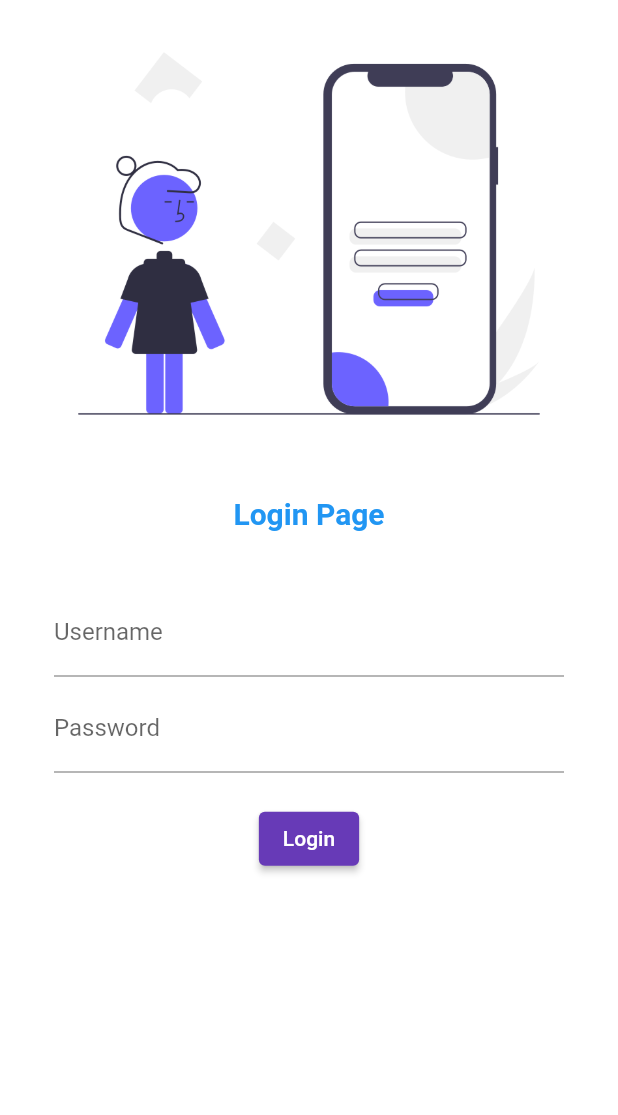
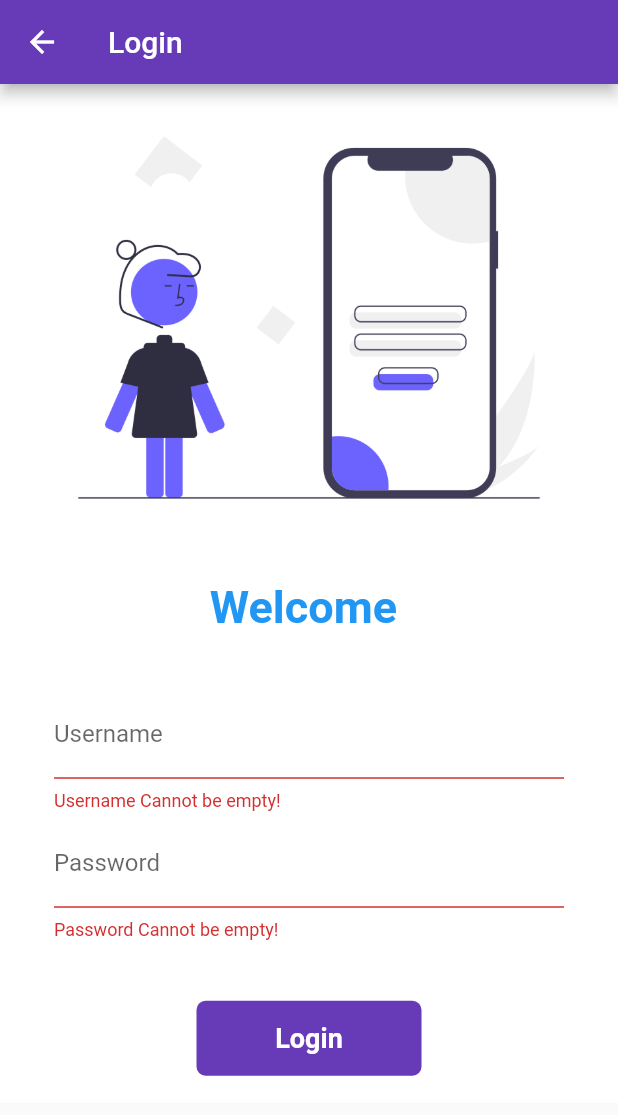
Before and after one commit to azizchauhdhary/Flutter, a Flutter app: the screen it shows after launch, after a tap on "Login", on a phone screen of 412 x 824 dp. Shown: the top 1115 px of the screen. Run offline on Flutter 3.47's test engine with Material 2 defaults, Android fonts, the phone set to English and light mode, and no system bars.

Commit message:
day8 completed

```diff
--- a/lib/main.dart
+++ b/lib/main.dart
@@ -1,6 +1,7 @@
 import 'package:flutter/material.dart';
 // import 'package:google_fonts/google_fonts.dart';
 import 'package:flutter_application_1/pages/login_page.dart';
+import 'package:flutter_application_1/utils/routes.dart';
 import 'pages/home_page.dart';
 
 void main() {
@@ -15,6 +16,10 @@ class MyApp extends StatelessWidget {
     bringVegitable(envelope: true, rupees: 50);
     return MaterialApp(
       // home: HomePage(),
+
+      // remove debug banner
+      debugShowCheckedModeBanner: false,
+
       themeMode: ThemeMode.light,
       theme: ThemeData(
         primarySwatch: Colors.deepPurple,
@@ -24,11 +29,11 @@ class MyApp extends StatelessWidget {
         brightness: Brightness.dark,
         // primarySwatch: Colors.deepPurple,
       ),
-      initialRoute: "/login",
+      initialRoute: MyRoutes.loginRoute,
       routes: {
         "/": (context) => LoginPage(),
-        "/login": (context) => LoginPage(),
-        "/home": (context) => HomePage(),
+        MyRoutes.loginRoute: (context) => LoginPage(),
+        MyRoutes.homeRoute: (context) => HomePage(),
       },
     );
   }
--- a/lib/pages/login_page.dart
+++ b/lib/pages/login_page.dart
@@ -1,28 +1,56 @@
 import 'dart:developer';
 
 import 'package:flutter/material.dart';
+import 'package:flutter_application_1/utils/routes.dart';
 
-class LoginPage extends StatelessWidget {
+class LoginPage extends StatefulWidget {
   const LoginPage({Key? key}) : super(key: key);
 
   @override
+  State<LoginPage> createState() => _LoginPageState();
+}
+
+class _LoginPageState extends State<LoginPage> {
+  String name = "";
+  bool changeButton = false;
+  final _formKey = GlobalKey<FormState>();
+  moveToHome(BuildContext context) async {
+    if (_formKey.currentState!.validate()) {
+      setState(() {
+        changeButton = true;
+      });
+      await Future.delayed(Duration(seconds: 1));
+      await Navigator.pushNamed(context, MyRoutes.homeRoute);
+      setState(() {
+        changeButton = false;
+      });
+    }
+  }
+
+  @override
   Widget build(BuildContext context) {
-    return Material(
+    return Scaffold(
+      appBar: AppBar(
+        title: const Text("Login"),
+      ),
+      body: Material(
         color: Colors.white,
+        child: SingleChildScrollView(
           child: Column(
             children: [
               Image.asset(
                 "assets/images/loginMob.png",
                 fit: BoxFit.cover,
+                // height: 200,
               ),
               const SizedBox(
                 height: 20.0,
                 // child: Text("Test"),
               ),
-          const Text(
-            "Login Page",
-            style: TextStyle(
-              fontSize: 20,
+              Text(
+                "Welcome $name",
+                style: const TextStyle(
+                  fontSize: 30,
                   color: Colors.blue,
                   fontWeight: FontWeight.bold,
                 ),
@@ -33,7 +61,10 @@ class LoginPage extends StatelessWidget {
                 // child: Text("Test"),
               ),
               Padding(
-            padding: const EdgeInsets.symmetric(vertical: 18, horizontal: 36),
+                padding:
+                    const EdgeInsets.symmetric(vertical: 18, horizontal: 36),
+                child: Form(
+                  key: _formKey,
                   child: Column(
                     children: [
                       TextFormField(
@@ -41,6 +72,16 @@ class LoginPage extends StatelessWidget {
                           hintText: "Enter User Name",
                           labelText: "Username",
                         ),
+                        onChanged: (value) {
+                          name = value;
+                          setState(() {});
+                        },
+                        validator: (value) {
+                          if (value!.isEmpty) {
+                            return "Username Cannot be empty!";
+                          }
+                          return null;
+                        },
                       ),
                       const SizedBox(
                         height: 5.0,
@@ -52,24 +93,72 @@ class LoginPage extends StatelessWidget {
                           hintText: "Enter Password",
                           labelText: "Password",
                         ),
+                        validator: (value) {
+                          if (value!.isEmpty) {
+                            return "Password Cannot be empty!";
+                          } else if (value!.length < 6) {
+                            return "Password length should be atleast 6!";
+                          }
+                          return null;
+                        },
                       ),
                       const SizedBox(
-                  height: 20.0,
+                        height: 40.0,
                         // child: Text("Test"),
                       ),
-                ElevatedButton(
-                  onPressed: () {
-                    print("Pakistan1");
-                    debugPrint("Pakistan2");
-                    log("Pakistan3");
-                  },
-                  style: TextButton.styleFrom(),
-                  child: const Text("Login"),
+
+                      Material(
+                        color: Colors.deepPurple,
+                        borderRadius:
+                            BorderRadius.circular(changeButton ? 50 : 6),
+                        child: InkWell(
+                          onTap: () => moveToHome(context),
+                          child: AnimatedContainer(
+                            duration: const Duration(seconds: 1),
+                            width: changeButton ? 50 : 150,
+                            height: 50,
+                            alignment: Alignment.center,
+                            // decoration: BoxDecoration(
+                            //   color: Colors.deepPurple,
+                            //   borderRadius:
+                            //       BorderRadius.circular(changeButton ? 50 : 6),
+                            //   // shape:
+                            //   //     changeButton ? BoxShape.circle : BoxShape.rectangle,
+                            // ),
+                            child: changeButton
+                                ? const Icon(
+                                    Icons.done,
+                                    color: Colors.white,
+                                  )
+                                : const Text(
+                                    "Login",
+                                    style: TextStyle(
+                                      color: Colors.white,
+                                      fontWeight: FontWeight.bold,
+                                      fontSize: 18,
+                                    ),
+                                  ),
+                          ),
+                        ),
+                      ),
+
+                      // ElevatedButton(
+                      //   onPressed: () {
+                      //     Navigator.pushNamed(context, MyRoutes.homeRoute);
+                      //     print("Pakistan1");
+                      //     debugPrint("Pakistan2");
+                      //     log("Pakistan3");
+                      //   },
+                      //   style: TextButton.styleFrom(minimumSize: Size(150, 50)),
+                      //   child: const Text("Login"),
+                      // ),
+                    ],
+                  ),
+                ),
               ),
             ],
           ),
         ),
-        ],
       ),
     );
   }
--- /dev/null
+++ b/lib/utils/routes.dart
@@ -0,0 +1,4 @@
+class MyRoutes {
+  static String loginRoute = "/login";
+  static String homeRoute = "/home";
+}
```
Lines whose indentation alone changed are shown as unchanged.
